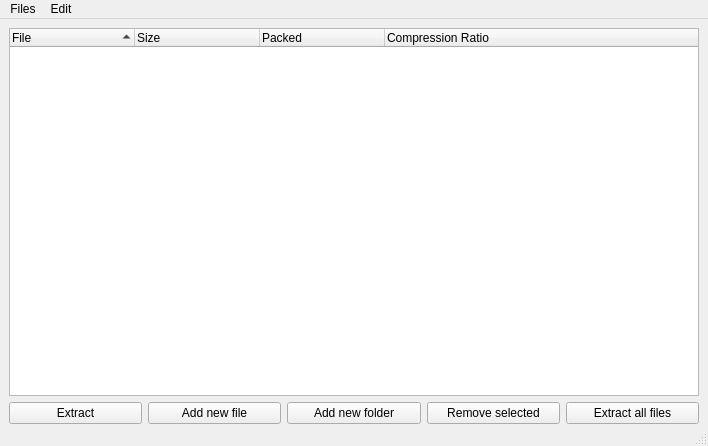
Before: the Qt Designer form mainwindow.ui in 307372/Turbo-Kompresor-2000, drawn with Qt 5.
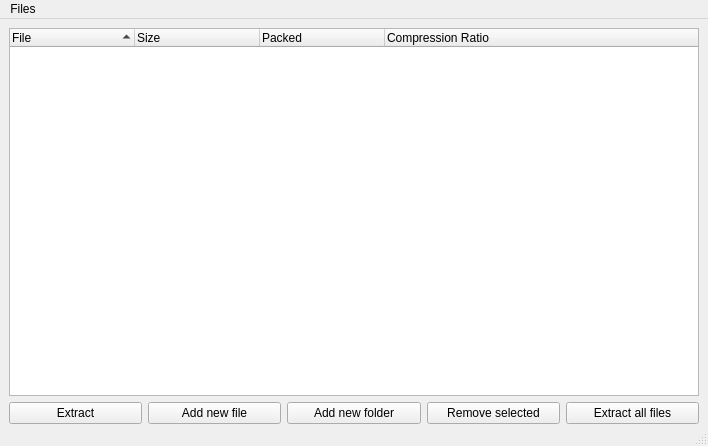
After: the same form once the commit is applied.

Patch:
```diff
--- a/mainwindow.ui
+++ b/mainwindow.ui
@@ -115,13 +115,7 @@
     <addaction name="actionNew_archive"/>
     <addaction name="actionOpen_archive"/>
    </widget>
-   <widget class="QMenu" name="menuEdit">
-    <property name="title">
-     <string>Edit</string>
-    </property>
-   </widget>
    <addaction name="menuFiles"/>
-   <addaction name="menuEdit"/>
   </widget>
   <widget class="QStatusBar" name="statusbar"/>
   <action name="actionNew_archive">
```
